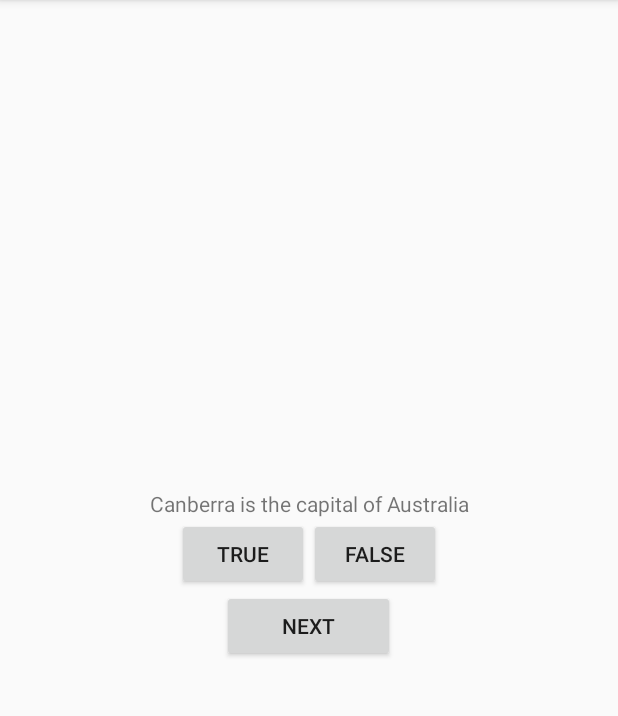
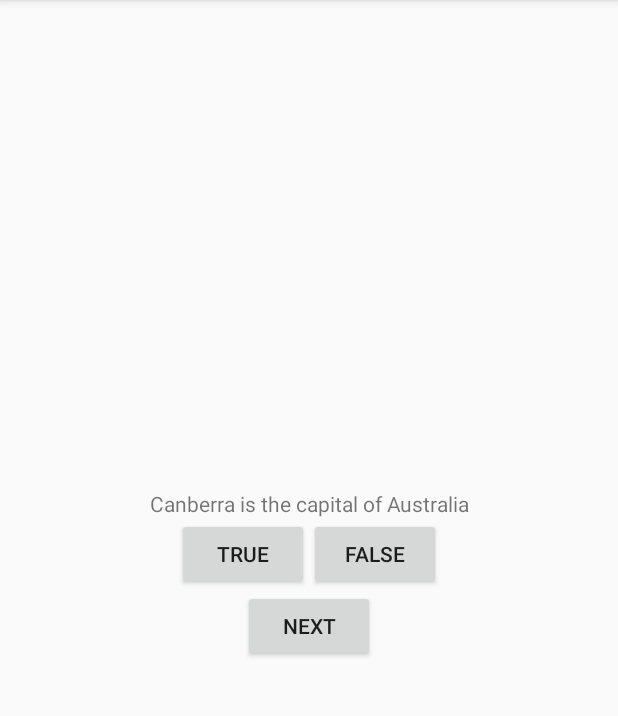
Before and after one commit to eparham207/TrafficLight, an Android app: the screen it shows after launch (MainActivity), on a phone screen of 412 x 824 dp, the part 84-800 px from its top. Run offline under Robolectric (Android 15) with nearby library versions, the phone set to English and light mode, and no system bars.

Commit message:
button commit

```diff
--- a/ITC 362/Week 2/GeoQuiz/app/src/main/res/drawable/baseline_arrow_right_24.xml
+++ /dev/null
@@ -1,5 +0,0 @@
-<vector android:autoMirrored="true" android:height="24dp"
-    android:tint="#000000" android:viewportHeight="24"
-    android:viewportWidth="24" android:width="24dp" xmlns:android="http://schemas.android.com/apk/res/android">
-    <path android:fillColor="@android:color/white" android:pathData="M10,17l5,-5 -5,-5v10z"/>
-</vector>
--- a/ITC 362/Week 2/GeoQuiz/app/src/main/res/layout/activity_main.xml
+++ b/ITC 362/Week 2/GeoQuiz/app/src/main/res/layout/activity_main.xml
@@ -1,5 +1,6 @@
 <?xml version="1.0" encoding="utf-8"?>
-<LinearLayout xmlns:android="http://schemas.android.com/apk/res/android"
+<LinearLayout
+    xmlns:android="http://schemas.android.com/apk/res/android"
     xmlns:tools="http://schemas.android.com/tools"
     xmlns:app="http://schemas.android.com/apk/res-auto"
     android:layout_width="match_parent"
@@ -31,16 +32,18 @@
             android:layout_width="wrap_content"
             android:layout_height="wrap_content"
             android:text="False" />
+
     </LinearLayout>
 
-    <Button
-        android:id="@+id/next_button"
-        android:layout_width="115dp"
-        android:layout_height="wrap_content"
-        android:text="@string/next_button"
-        app:icon="@drawable/baseline_arrow_right_24"
-        app:iconGravity="end"
-        />
+    <LinearLayout
+        android:layout_width="wrap_content"
+        android:layout_height="wrap_content">
 
-
+        <Button
+            android:id="@+id/next_button"
+            android:layout_width="wrap_content"
+            android:layout_height="wrap_content"
+            android:text="@string/next_button"
+                 />
+    </LinearLayout>
 </LinearLayout>
```
